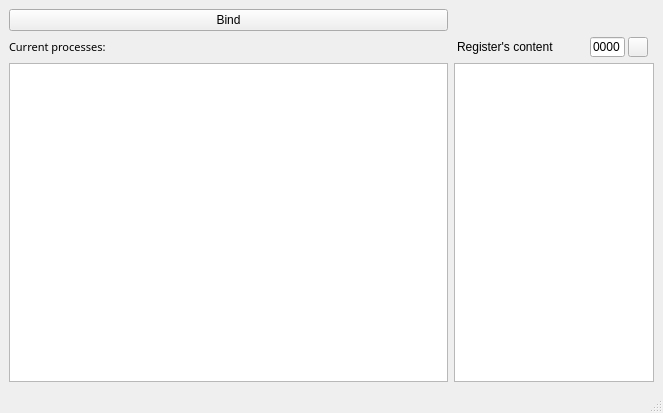
Above: Receiver/mainwindow.ui from Michael-Sukhanov/IPbus_target_Emulator before the change. Below: the same form after it.
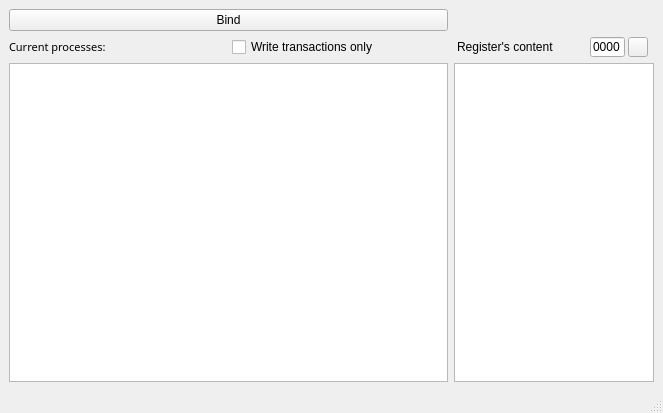
That is the form after the change. Icons and pictures are not drawn.

What changed in the file:
```diff
--- a/Receiver/mainwindow.ui
+++ b/Receiver/mainwindow.ui
@@ -40,31 +40,6 @@
       </property>
      </widget>
     </item>
-    <item row="1" column="0">
-     <widget class="QLabel" name="label">
-      <property name="font">
-       <font>
-        <family>Droid Sans</family>
-        <pointsize>8</pointsize>
-        <weight>50</weight>
-        <italic>false</italic>
-        <bold>false</bold>
-       </font>
-      </property>
-      <property name="styleSheet">
-       <string notr="true"/>
-      </property>
-      <property name="locale">
-       <locale language="English" country="UnitedStates"/>
-      </property>
-      <property name="text">
-       <string>Current processes:</string>
-      </property>
-      <property name="textFormat">
-       <enum>Qt::PlainText</enum>
-      </property>
-     </widget>
-    </item>
     <item row="2" column="0">
      <widget class="QTextEdit" name="textEdit_log">
       <property name="sizePolicy">
@@ -195,6 +170,45 @@
       </item>
      </layout>
     </item>
+    <item row="1" column="0">
+     <layout class="QHBoxLayout" name="horizontalLayout_2">
+      <item>
+       <widget class="QLabel" name="label">
+        <property name="font">
+         <font>
+          <family>Droid Sans</family>
+          <pointsize>8</pointsize>
+          <weight>50</weight>
+          <italic>false</italic>
+          <bold>false</bold>
+         </font>
+        </property>
+        <property name="styleSheet">
+         <string notr="true"/>
+        </property>
+        <property name="locale">
+         <locale language="English" country="UnitedStates"/>
+        </property>
+        <property name="text">
+         <string>Current processes:</string>
+        </property>
+        <property name="textFormat">
+         <enum>Qt::PlainText</enum>
+        </property>
+       </widget>
+      </item>
+      <item>
+       <widget class="QCheckBox" name="checkBox">
+        <property name="enabled">
+         <bool>true</bool>
+        </property>
+        <property name="text">
+         <string>Write transactions only</string>
+        </property>
+       </widget>
+      </item>
+     </layout>
+    </item>
    </layout>
   </widget>
   <widget class="QMenuBar" name="menubar">
```
